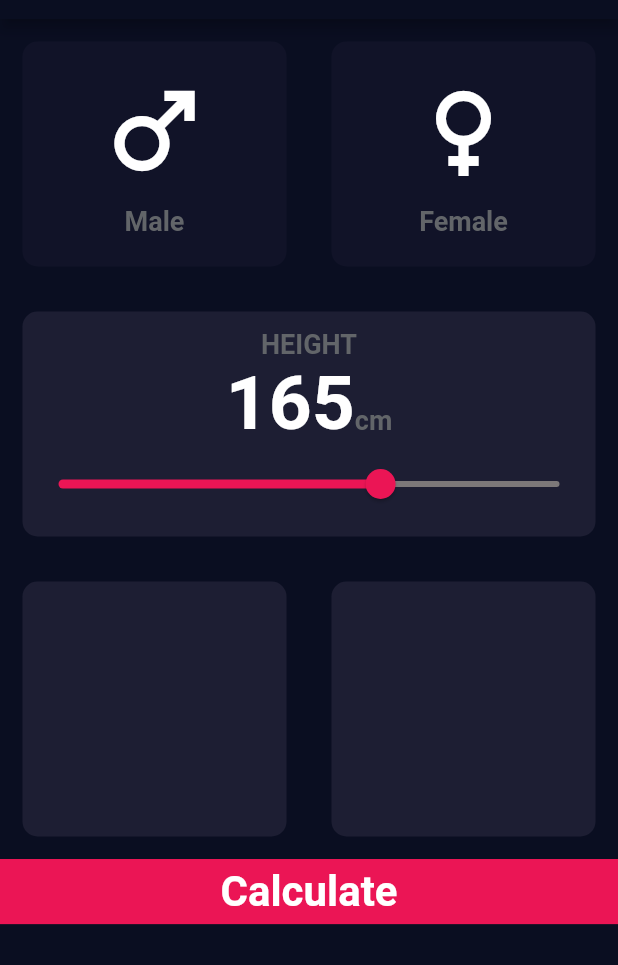
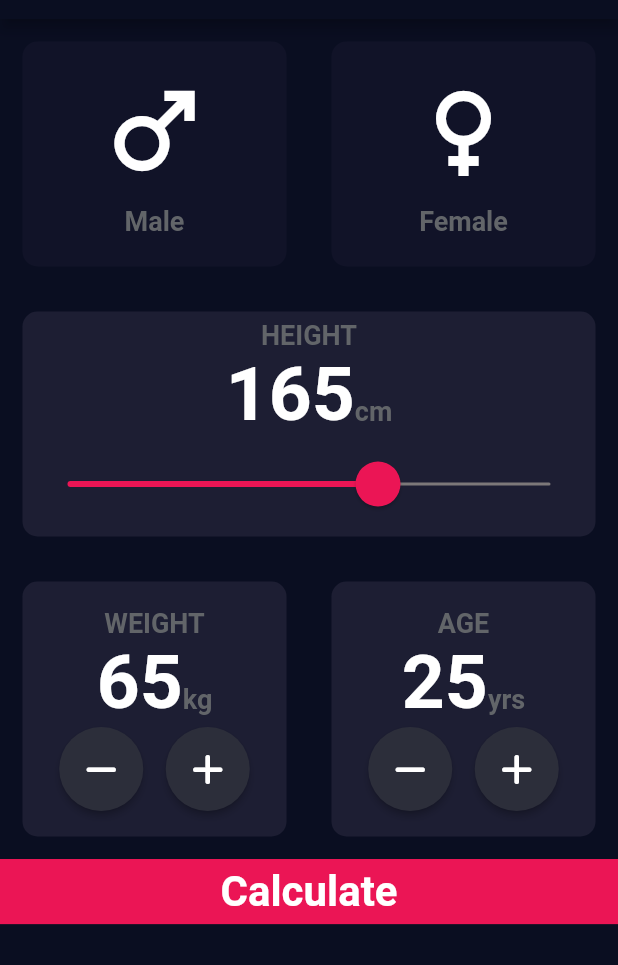
Before and after one commit to Siddhant742/BMI-Calculator, a Flutter app: the screen it shows after launch, on a phone screen of 412 x 824 dp, the part 65-1030 px from its top. Run offline on Flutter 3.47's test engine with Material 2 defaults, Android fonts, the phone set to English and light mode, and no system bars; our stand-ins replace font_awesome_flutter.

Commit message:
UI Cpmpleted

```diff
--- a/lib/constants.dart
+++ b/lib/constants.dart
@@ -3,19 +3,3 @@ import 'package:flutter/material.dart';
 Color activeContainerColour = const Color(0xFF1D1E33);
 Color inactiveContainerColour = const Color(0xFF111328);
 enum Gender  {male, female}
-String? colText;
-
-TextStyle kLabelTextStyle() {
-  return const TextStyle(
-      fontSize: 18,
-      fontWeight: FontWeight.bold,
-      color: Color(0xFF626569));
-}
-
-TextStyle kNumberTextStyle() {
-  return const TextStyle(
-      fontSize: 50,
-      fontWeight: FontWeight.bold,
-      // color: Color(0xFF626569)
-      );
-}
--- a/lib/iconContent.dart
+++ b/lib/iconContent.dart
@@ -1,5 +1,5 @@
 import 'package:flutter/material.dart';
-import 'constants.dart';
+import 'refactoredMethods.dart';
 
 class IconContent extends StatelessWidget {
   IconData iconName;
@@ -24,3 +24,19 @@ class IconContent extends StatelessWidget {
     );
   }
 }
+class RoundIconButton extends StatelessWidget {
+
+  final IconData icon;
+  final UpdateNumber;
+  // final Function UpdateNumber;
+  RoundIconButton(this.icon,this.UpdateNumber){}
+  @override
+  Widget build(BuildContext context) {
+    return RawMaterialButton(onPressed: UpdateNumber,
+      child: Icon(icon),
+      constraints: const BoxConstraints(minWidth: 56.0, minHeight: 56.0),
+      shape: CircleBorder(),
+      elevation: 2.0,
+      fillColor: Color(0xFF2C2E3A),);
+  }
+}
--- a/lib/input.dart
+++ b/lib/input.dart
@@ -1,9 +1,13 @@
+import 'package:bmi_calculator/results_page.dart';
 import 'package:flutter/material.dart';
 import 'package:flutter/rendering.dart';
+import 'package:font_awesome_flutter/font_awesome_flutter.dart';
 import 'reusableContainer.dart';
 import 'iconContent.dart';
 import 'constants.dart';
+import 'refactoredMethods.dart';
 
+double sliderValue = 165;
 
 
 class Input extends StatefulWidget {
@@ -13,11 +17,11 @@ class Input extends StatefulWidget {
 }
 
 class _InputState extends State<Input> {
-
-  double sliderValue = 165;
   Color maleColor = inactiveContainerColour;
   Color femaleColor = inactiveContainerColour;
   Gender? genderType;
+  int weight = 65;
+  int age = 25;
 
   @override
   Widget build(BuildContext context) {
@@ -68,33 +72,35 @@ class _InputState extends State<Input> {
               Column(
                 mainAxisAlignment: MainAxisAlignment.center,
                 children: [
-                      Text('HEIGHT',
-                        style: kLabelTextStyle(),),
-                      Row(
-                        mainAxisAlignment: MainAxisAlignment.center,
-                        crossAxisAlignment: CrossAxisAlignment.baseline,
-                        textBaseline: TextBaseline.alphabetic,
-                        children: [
-                          Text(sliderValue.round().toString(),
-                            style: kNumberTextStyle(),),
-                          Text('cm',
+                  Text(
+                    'HEIGHT',
                     style: kLabelTextStyle(),
                   ),
-                        ],
+                  RowWithNumAndUint(sliderValue.round().toString(), 'cm'),
+                  SliderTheme(
+                    data: SliderTheme.of(context).copyWith(
+                      thumbShape: RoundSliderThumbShape(
+                        enabledThumbRadius: 15,
                       ),
-                      Slider(value: sliderValue,
-                          activeColor: Color(0xFFEB1555),
-                          thumbColor: Color(0xFFEB1555),
-                          inactiveColor: Color(0xFF7C7879),
+                      overlayShape: RoundSliderOverlayShape(
+                        overlayRadius: 30,
+                      ),
+                      thumbColor: const Color(0xFFEB1555),
+                      overlayColor: const Color(0x29EB1555),
+                      activeTrackColor: Color(0xFFEB1555),
+                      inactiveTrackColor: Color(0xFF7C7879),
+                      trackHeight: 2,
+                    ),
+                    child: Slider(
+                        value: sliderValue,
                         min: 30,
                         max: 240,
-                          // divisions: 5,
-                          label: sliderValue.round().toString(),
-                          onChanged:(double value){
+                        onChanged: (double value) {
                           setState(() {
                             sliderValue = value;
                           });
                         }),
+                  ),
                 ],
               ),
             )),
@@ -106,19 +112,80 @@ class _InputState extends State<Input> {
               child: ReusableContainer(
                 activeContainerColour,
                 170,
-                Column(),
+                Column(
+                  mainAxisAlignment: MainAxisAlignment.center,
+                  children: [
+                    Text(
+                      'WEIGHT',
+                      style: kLabelTextStyle(),
+                    ),
+                    RowWithNumAndUint(weight.toString(), 'kg'),
+                    Row(
+                      mainAxisAlignment: MainAxisAlignment.center,
+                      children: [
+                        RoundIconButton(FontAwesomeIcons.minus,(){
+                          setState(() {
+                            weight--;
+                          });
+                        }),
+                        SizedBox(width: 15,),
+                        RoundIconButton(FontAwesomeIcons.plus,(){
+                          setState(() {
+                            weight++;
+                          });
+                        })
+
+                      ],
+                    ),
+
+
+                  ],
+                ),
               ),
             ),
             Expanded(
               child: ReusableContainer(
                 activeContainerColour,
                 170,
-                Column(),
+                Column(
+                  mainAxisAlignment: MainAxisAlignment.center,
+                  children: [
+                    Text(
+                      'AGE',
+                      style: kLabelTextStyle(),
+                    ),
+                    RowWithNumAndUint(age.toString(), 'yrs'),
+                    Row(
+                      mainAxisAlignment: MainAxisAlignment.center,
+                      children: [
+                        RoundIconButton(FontAwesomeIcons.minus,(){
+                          setState(() {
+                            age--;
+                          });
+                        }),
+                        SizedBox(width: 15,),
+                        RoundIconButton(FontAwesomeIcons.plus,(){
+                          setState(() {
+                            age++;
+                          });
+                        })
+
+                      ],
+                    ),
+                  ],
+                ),
               ),
             ),
           ],
         ),
-        Container(
+        GestureDetector(
+          onTap: (){
+            Navigator.push(
+              context,
+              MaterialPageRoute(builder: (context) => const ResultPage()),
+            );
+          },
+          child: Container(
             // margin: EdgeInsets.only(top: 10),
             color: Color(0xFFEB1555),
             width: double.infinity,
@@ -134,6 +201,7 @@ class _InputState extends State<Input> {
               ],
             ),
           ),
+        ),
       ],
     );
   }
--- /dev/null
+++ b/lib/refactoredMethods.dart
@@ -0,0 +1,17 @@
+import 'package:flutter/material.dart';
+import 'input.dart';
+
+TextStyle kLabelTextStyle() {
+  return const TextStyle(
+      fontSize: 18,
+      fontWeight: FontWeight.bold,
+      color: Color(0xFF626569));
+}
+
+TextStyle kNumberTextStyle() {
+  return const TextStyle(
+    fontSize: 50,
+    fontWeight: FontWeight.bold,
+    // color: Color(0xFF626569)
+  );
+}
--- /dev/null
+++ b/lib/results_page.dart
@@ -0,0 +1,17 @@
+import 'package:flutter/material.dart';
+
+class ResultPage extends StatelessWidget {
+  const ResultPage({Key? key}) : super(key: key);
+
+  @override
+  Widget build(BuildContext context) {
+    return Scaffold(
+      appBar: AppBar(
+        title: Text("BMI Calculator"),
+      ),
+      body: TextButton(onPressed: (){
+          Navigator.pop(context);
+      }, child:Text('Recalculate') ),
+    );
+  }
+}
--- a/lib/reusableContainer.dart
+++ b/lib/reusableContainer.dart
@@ -1,4 +1,9 @@
+import 'package:bmi_calculator/refactoredMethods.dart';
 import 'package:flutter/material.dart';
+import 'package:font_awesome_flutter/font_awesome_flutter.dart';
+import 'iconContent.dart';
+import 'input.dart';
+
 
 class ReusableContainer extends StatelessWidget {
   final Widget containerChild;
@@ -22,3 +27,30 @@ class ReusableContainer extends StatelessWidget {
     );
   }
 }
+
+
+class RowWithNumAndUint extends StatelessWidget {
+  String numberText;
+  String unit;
+
+  RowWithNumAndUint(this.numberText, this.unit);
+
+  @override
+  Widget build(BuildContext context) {
+    return Row(
+      mainAxisAlignment: MainAxisAlignment.center,
+      crossAxisAlignment: CrossAxisAlignment.baseline,
+      textBaseline: TextBaseline.alphabetic,
+      children: [
+        Text(
+          numberText,
+          style: kNumberTextStyle(),
+        ),
+        Text(
+          unit,
+          style: kLabelTextStyle(),
+        ),
+      ],
+    );
+  }
+}
--- a/pubspec.yaml
+++ b/pubspec.yaml
@@ -36,6 +36,7 @@ dependencies:
   # The following adds the Cupertino Icons font to your application.
   # Use with the CupertinoIcons class for iOS style icons.
   cupertino_icons: ^1.0.2
+  font_awesome_flutter: ^10.2.1
 
 dev_dependencies:
   flutter_test:
```
Also changed, not shown: pubspec.lock. Lines whose indentation alone changed are shown as unchanged.
